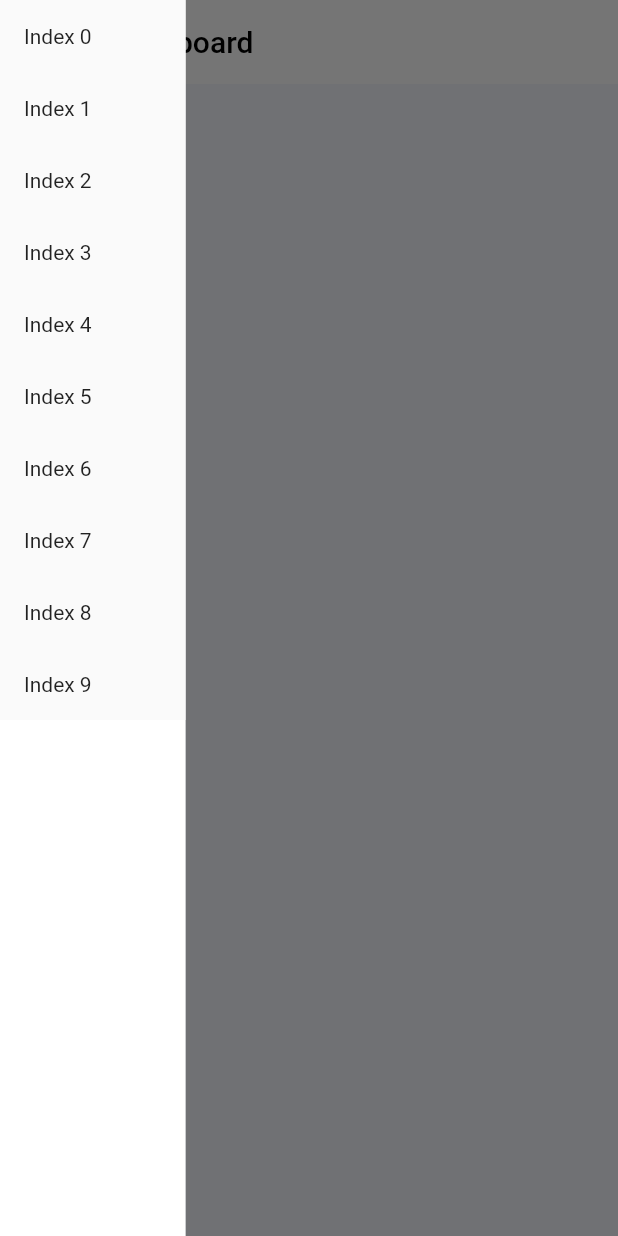
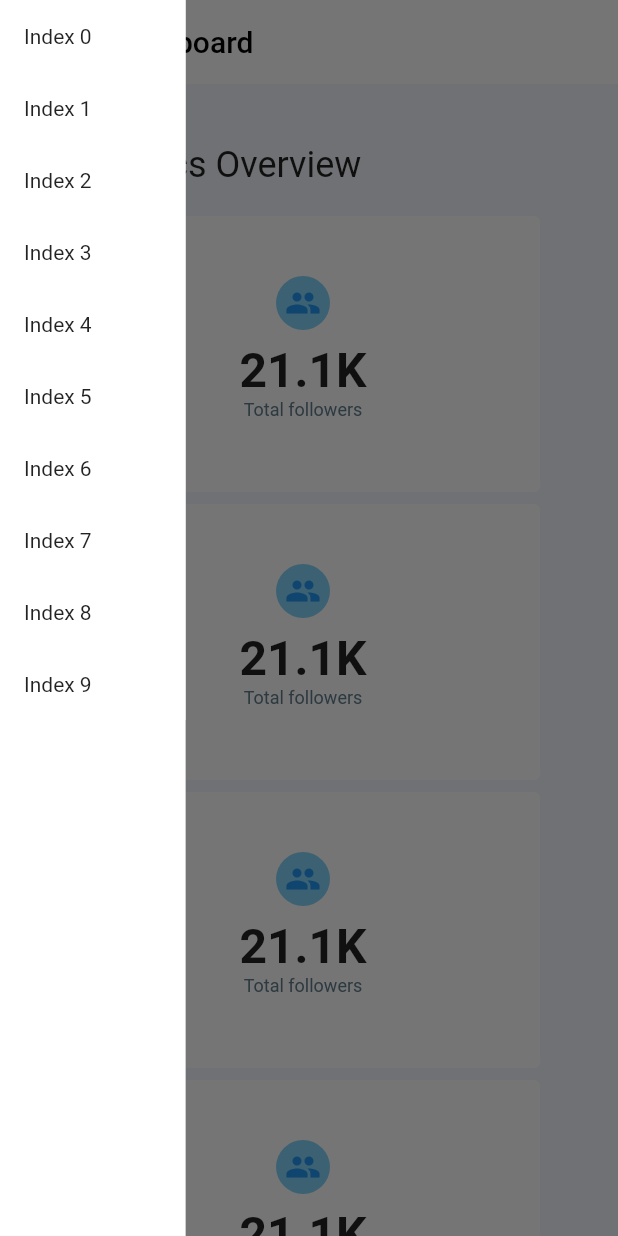
Before and after one commit to gurleensethi/web_designs, a Flutter app: the screen it shows after launch, with the side drawer open, on a phone screen of 412 x 824 dp. Run offline on Flutter 3.47's test engine with Material 2 defaults, Android fonts, the phone set to English and light mode, and no system bars.

Commit message:
Responsive analytics overview.

```diff
--- a/lib/dashboard/dashboard_page.dart
+++ b/lib/dashboard/dashboard_page.dart
@@ -22,7 +22,7 @@ class DashboardPage extends StatelessWidget {
         scaffoldBackgroundColor: _AppColors.primaryColor,
       ),
       home: _DashboardPage(
-        body: Text('Body'),
+        body: DashboardBody(),
       ),
     );
   }
@@ -87,6 +87,25 @@ class _DashboardPage extends StatelessWidget {
           );
         }
       },
+    );
+  }
+}
+
+class DashboardBody extends StatelessWidget {
+  @override
+  Widget build(BuildContext context) {
+    return Align(
+      alignment: Alignment.topCenter,
+      child: ConstrainedBox(
+        constraints: BoxConstraints(maxWidth: 900.0),
+        child: ListView(
+          padding: EdgeInsets.all(40.0),
+          shrinkWrap: true,
+          children: <Widget>[
+            AnalyticsOverview(),
+          ],
+        ),
+      ),
     );
   }
 }
@@ -170,6 +189,7 @@ class SideBar extends StatelessWidget {
         itemCount: 10,
         itemBuilder: (context, index) {
           return Material(
+            color: Colors.white,
             child: InkWell(
               onTap: () {},
               child: Container(
@@ -183,3 +203,100 @@ class SideBar extends StatelessWidget {
     );
   }
 }
+
+class AnalyticsOverview extends StatelessWidget {
+  @override
+  Widget build(BuildContext context) {
+    return Container(
+      child: Column(
+        crossAxisAlignment: CrossAxisAlignment.start,
+        mainAxisSize: MainAxisSize.min,
+        children: <Widget>[
+          Text(
+            'Analytics Overview',
+            style: TextStyle(
+              fontSize: 24.0,
+            ),
+          ),
+          SizedBox(height: 16.0),
+          _buildList(),
+        ],
+      ),
+    );
+  }
+
+  Widget _buildList() {
+    final items = [1, 2, 3, 4].map((item) => AnalyticsListItem()).toList();
+    return ResponsiveBuilder.device(
+      buildDesktop: (context, info) {
+        return Row(
+          children: items,
+          mainAxisAlignment: MainAxisAlignment.spaceBetween,
+        );
+      },
+      buildTablet: (context, info) {
+        return Container(
+          child: GridView.count(
+            shrinkWrap: true,
+            crossAxisCount: 2,
+            childAspectRatio: 1.2,
+            children: items,
+          ),
+        );
+      },
+      buildMobile: (context, info) {
+        return ListView(
+          shrinkWrap: true,
+          children: items,
+        );
+      },
+    );
+  }
+}
+
+class AnalyticsListItem extends StatelessWidget {
+  @override
+  Widget build(BuildContext context) {
+    return Container(
+      margin: EdgeInsets.only(right: 8.0),
+      child: Card(
+        elevation: 0.0,
+        child: Container(
+          padding: EdgeInsets.all(40.0),
+          child: Column(
+            mainAxisAlignment: MainAxisAlignment.center,
+            children: <Widget>[
+              Container(
+                padding: EdgeInsets.all(6.0),
+                decoration: BoxDecoration(
+                  shape: BoxShape.circle,
+                  color: Colors.lightBlue[200],
+                ),
+                child: Icon(
+                  Icons.people,
+                  color: Colors.blue,
+                ),
+              ),
+              SizedBox(height: 8.0),
+              Text(
+                '21.1K',
+                style: TextStyle(
+                  fontSize: 32.0,
+                  fontWeight: FontWeight.bold,
+                ),
+              ),
+              Text(
+                'Total followers',
+                style: TextStyle(
+                  fontSize: 12.0,
+                  color: Colors.blueGrey,
+                ),
+              ),
+              SizedBox(height: 8.0),
+            ],
+          ),
+        ),
+      ),
+    );
+  }
+}
```
